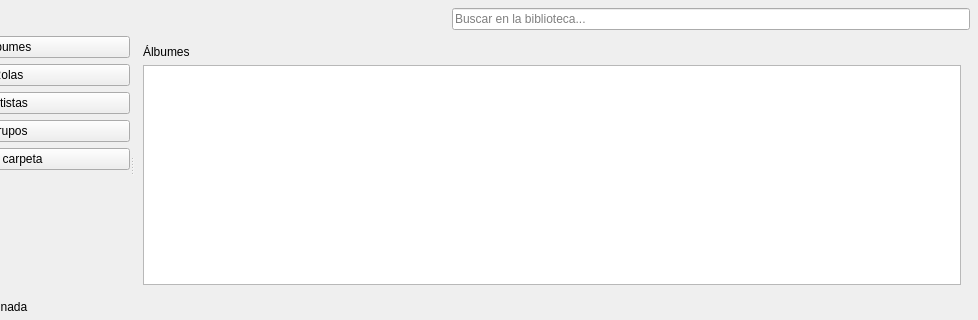
Qt form Interface/Interface/mainwindow.ui (JafetFF/Base-de-datos-musical) before a commit; both pictures show x 122 to 1100 and y 0 to 320 of the 1100 by 700 pixel window.
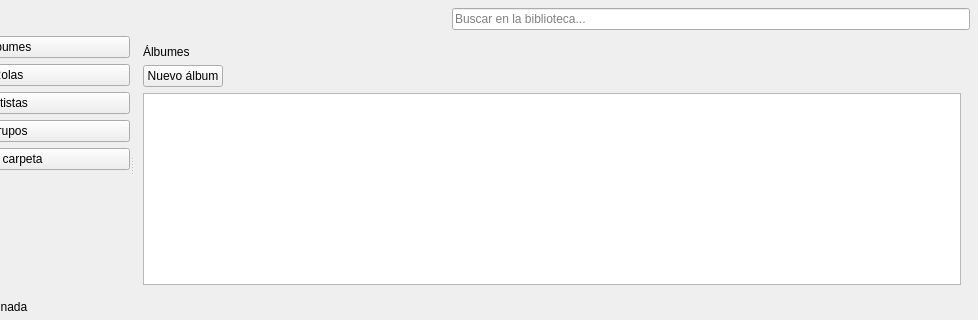
The same form after that commit.

Commit message: Funcionalidad en la interface para agregar álbumes

What changed in the file:
```diff
--- a/Interface/Interface/mainwindow.ui
+++ b/Interface/Interface/mainwindow.ui
@@ -146,6 +146,30 @@
            </property>
           </widget>
          </item>
+         <item>
+          <layout class="QHBoxLayout" name="albumsControlsLayout">
+           <item>
+            <widget class="QPushButton" name="newAlbumButton">
+             <property name="text">
+              <string>Nuevo álbum</string>
+             </property>
+            </widget>
+           </item>
+           <item>
+            <spacer name="albumsHorizontalSpacer">
+             <property name="orientation">
+              <enum>Qt::Orientation::Horizontal</enum>
+             </property>
+             <property name="sizeHint" stdset="0">
+              <size>
+               <width>40</width>
+               <height>20</height>
+              </size>
+             </property>
+            </spacer>
+           </item>
+          </layout>
+         </item>
          <item>
           <widget class="QListWidget" name="albumsListWidget">
            <property name="iconSize">
```
The commit also changes 3 other files.
